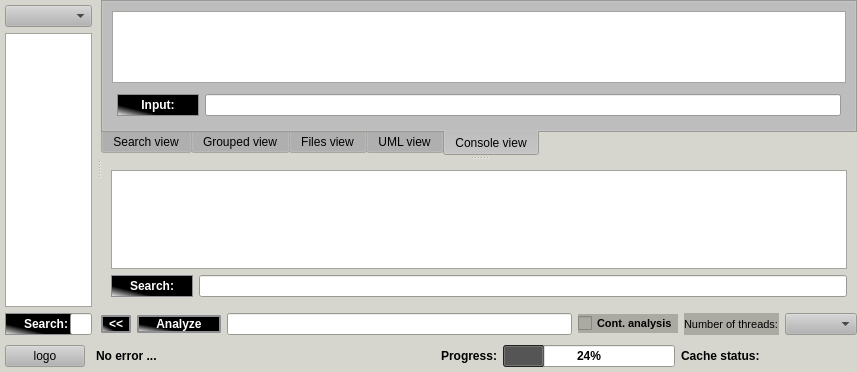
Above: dltmessageanalyzerplugin/src/plugin/src/form.ui from svlad-90/DLT-Message-Analyzer before the change. Below: the same form after it.
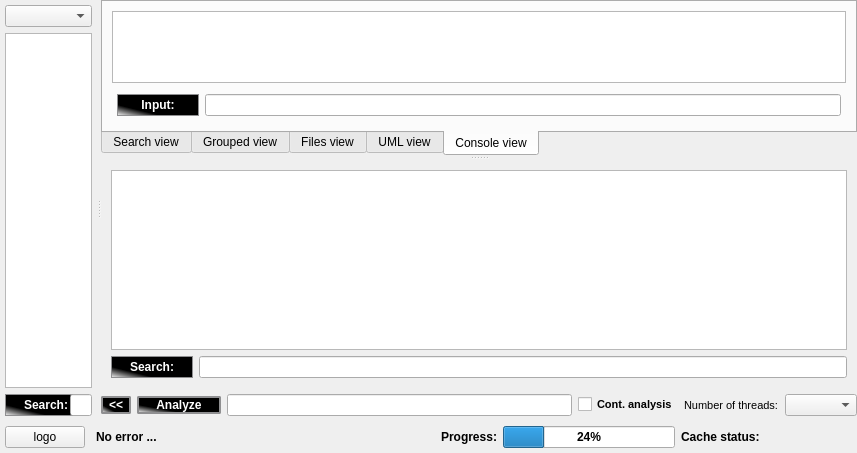
That is the form after the change. The open tabs and pages were chosen to show the change. Custom widgets are drawn as their Qt base class.

```diff
--- a/dltmessageanalyzerplugin/src/plugin/src/form.ui
+++ b/dltmessageanalyzerplugin/src/plugin/src/form.ui
@@ -7,7 +7,7 @@
     <x>0</x>
     <y>0</y>
     <width>857</width>
-    <height>372</height>
+    <height>453</height>
    </rect>
   </property>
   <property name="sizePolicy">
@@ -16,178 +16,6 @@
     <verstretch>0</verstretch>
    </sizepolicy>
   </property>
-  <property name="palette">
-   <palette>
-    <active>
-     <colorrole role="Button">
-      <brush brushstyle="SolidPattern">
-       <color alpha="255">
-        <red>180</red>
-        <green>180</green>
-        <blue>180</blue>
-       </color>
-      </brush>
-     </colorrole>
-     <colorrole role="ButtonText">
-      <brush brushstyle="SolidPattern">
-       <color alpha="255">
-        <red>0</red>
-        <green>0</green>
-        <blue>0</blue>
-       </color>
-      </brush>
-     </colorrole>
-     <colorrole role="Base">
-      <brush brushstyle="SolidPattern">
-       <color alpha="255">
-        <red>255</red>
-        <green>255</green>
-        <blue>255</blue>
-       </color>
-      </brush>
-     </colorrole>
-     <colorrole role="Window">
-      <brush brushstyle="SolidPattern">
-       <color alpha="255">
-        <red>214</red>
-        <green>214</green>
-        <blue>206</blue>
-       </color>
-      </brush>
-     </colorrole>
-     <colorrole role="Highlight">
-      <brush brushstyle="SolidPattern">
-       <color alpha="170">
-        <red>0</red>
-        <green>0</green>
-        <blue>0</blue>
-       </color>
-      </brush>
-     </colorrole>
-     <colorrole role="HighlightedText">
-      <brush brushstyle="SolidPattern">
-       <color alpha="255">
-        <red>255</red>
-        <green>255</green>
-        <blue>255</blue>
-       </color>
-      </brush>
-     </colorrole>
-    </active>
-    <inactive>
-     <colorrole role="Button">
-      <brush brushstyle="SolidPattern">
-       <color alpha="255">
-        <red>180</red>
-        <green>180</green>
-        <blue>180</blue>
-       </color>
-      </brush>
-     </colorrole>
-     <colorrole role="ButtonText">
-      <brush brushstyle="SolidPattern">
-       <color alpha="255">
-        <red>0</red>
-        <green>0</green>
-        <blue>0</blue>
-       </color>
-      </brush>
-     </colorrole>
-     <colorrole role="Base">
-      <brush brushstyle="SolidPattern">
-       <color alpha="255">
-        <red>255</red>
-        <green>255</green>
-        <blue>255</blue>
-       </color>
-      </brush>
-     </colorrole>
-     <colorrole role="Window">
-      <brush brushstyle="SolidPattern">
-       <color alpha="255">
-        <red>214</red>
-        <green>214</green>
-        <blue>206</blue>
-       </color>
-      </brush>
-     </colorrole>
-     <colorrole role="Highlight">
-      <brush brushstyle="SolidPattern">
-       <color alpha="170">
-        <red>0</red>
-        <green>0</green>
-        <blue>0</blue>
-       </color>
-      </brush>
-     </colorrole>
-     <colorrole role="HighlightedText">
-      <brush brushstyle="SolidPattern">
-       <color alpha="255">
-        <red>255</red>
-        <green>255</green>
-        <blue>255</blue>
-       </color>
-      </brush>
-     </colorrole>
-    </inactive>
-    <disabled>
-     <colorrole role="Button">
-      <brush brushstyle="SolidPattern">
-       <color alpha="255">
-        <red>180</red>
-        <green>180</green>
-        <blue>180</blue>
-       </color>
-      </brush>
-     </colorrole>
-     <colorrole role="ButtonText">
-      <brush brushstyle="SolidPattern">
-       <color alpha="127">
-        <red>255</red>
-        <green>255</green>
-        <blue>255</blue>
-       </color>
-      </brush>
-     </colorrole>
-     <colorrole role="Base">
-      <brush brushstyle="SolidPattern">
-       <color alpha="255">
-        <red>214</red>
-        <green>214</green>
-        <blue>206</blue>
-       </color>
-      </brush>
-     </colorrole>
-     <colorrole role="Window">
-      <brush brushstyle="SolidPattern">
-       <color alpha="255">
-        <red>214</red>
-        <green>214</green>
-        <blue>206</blue>
-       </color>
-      </brush>
-     </colorrole>
-     <colorrole role="Highlight">
-      <brush brushstyle="SolidPattern">
-       <color alpha="170">
-        <red>31</red>
-        <green>117</green>
-        <blue>204</blue>
-       </color>
-      </brush>
-     </colorrole>
-     <colorrole role="HighlightedText">
-      <brush brushstyle="SolidPattern">
-       <color alpha="255">
-        <red>255</red>
-        <green>255</green>
-        <blue>255</blue>
-       </color>
-      </brush>
-     </colorrole>
-    </disabled>
-   </palette>
-  </property>
   <property name="font">
    <font>
     <weight>50</weight>
@@ -1012,14 +840,7 @@
              <weight>75</weight>
              <bold>true</bold>
             </font>
-           </property>
-           <property name="autoFillBackground">
-            <bool>false</bool>
-           </property>
-           <property name="styleSheet">
-            <string notr="true">background-color: rgb(170, 169, 162);
-color: rgb(0, 0, 0);</string>
-           </property>
+            </property>
            <property name="text">
             <string>Cont. analysis</string>
            </property>
@@ -1038,13 +859,6 @@
              <pointsize>8</pointsize>
             </font>
            </property>
-           <property name="autoFillBackground">
-            <bool>false</bool>
-           </property>
-           <property name="styleSheet">
-            <string notr="true">background-color: rgb(170, 169, 162);
-color: rgb(0, 0, 0);</string>
-           </property>
            <property name="text">
             <string>Number of threads:</string>
            </property>
```
Left out of the diff: 2 changed lines with no effect on the pictures.
